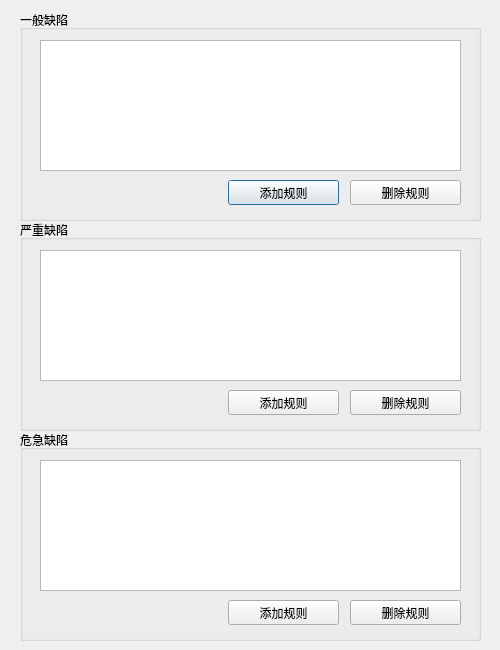
The window that scene3/s3_heat.ui (zxb852/Client) describes before a commit, drawn with Qt 5.
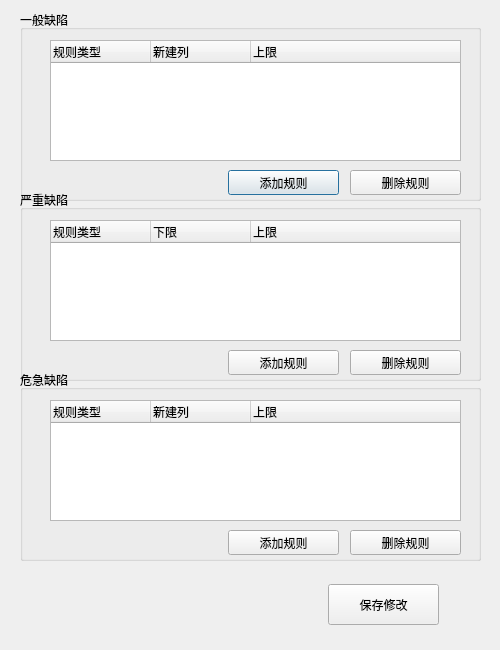
The same window after the commit. Icons and pictures are not drawn.

```diff
--- a/scene3/s3_heat.ui
+++ b/scene3/s3_heat.ui
@@ -19,27 +19,17 @@
      <x>20</x>
      <y>10</y>
      <width>461</width>
-     <height>211</height>
+     <height>191</height>
     </rect>
    </property>
    <property name="title">
     <string>一般缺陷</string>
    </property>
-   <widget class="QTreeView" name="treeView">
-    <property name="geometry">
-     <rect>
-      <x>20</x>
-      <y>30</y>
-      <width>421</width>
-      <height>131</height>
-     </rect>
-    </property>
-   </widget>
    <widget class="QPushButton" name="pushButton">
     <property name="geometry">
      <rect>
       <x>208</x>
-      <y>170</y>
+      <y>160</y>
       <width>111</width>
       <height>25</height>
      </rect>
@@ -56,7 +46,7 @@
     <property name="geometry">
      <rect>
       <x>330</x>
-      <y>170</y>
+      <y>160</y>
       <width>111</width>
       <height>25</height>
      </rect>
@@ -69,34 +59,49 @@
       <normaloff>../build-Client-Desktop_Qt_5_13_0_GCC_64bit-Release/icon/sub.jpg</normaloff>../build-Client-Desktop_Qt_5_13_0_GCC_64bit-Release/icon/sub.jpg</iconset>
     </property>
    </widget>
+   <widget class="QTreeWidget" name="treeWidget">
+    <property name="geometry">
+     <rect>
+      <x>30</x>
+      <y>30</y>
+      <width>411</width>
+      <height>121</height>
+     </rect>
+    </property>
+    <column>
+     <property name="text">
+      <string>规则类型</string>
+     </property>
+    </column>
+    <column>
+     <property name="text">
+      <string>新建列</string>
+     </property>
+    </column>
+    <column>
+     <property name="text">
+      <string>上限</string>
+     </property>
+    </column>
+   </widget>
   </widget>
   <widget class="QGroupBox" name="groupBox_2">
    <property name="geometry">
     <rect>
      <x>20</x>
-     <y>220</y>
+     <y>190</y>
      <width>461</width>
-     <height>211</height>
+     <height>191</height>
     </rect>
    </property>
    <property name="title">
     <string>严重缺陷</string>
    </property>
-   <widget class="QTreeView" name="treeView_2">
-    <property name="geometry">
-     <rect>
-      <x>20</x>
-      <y>30</y>
-      <width>421</width>
-      <height>131</height>
-     </rect>
-    </property>
-   </widget>
    <widget class="QPushButton" name="pushButton_3">
     <property name="geometry">
      <rect>
       <x>208</x>
-      <y>170</y>
+      <y>160</y>
       <width>111</width>
       <height>25</height>
      </rect>
@@ -113,7 +118,7 @@
     <property name="geometry">
      <rect>
       <x>330</x>
-      <y>170</y>
+      <y>160</y>
       <width>111</width>
       <height>25</height>
      </rect>
@@ -126,34 +131,49 @@
       <normaloff>../build-Client-Desktop_Qt_5_13_0_GCC_64bit-Release/icon/sub.jpg</normaloff>../build-Client-Desktop_Qt_5_13_0_GCC_64bit-Release/icon/sub.jpg</iconset>
     </property>
    </widget>
+   <widget class="QTreeWidget" name="treeWidget_2">
+    <property name="geometry">
+     <rect>
+      <x>30</x>
+      <y>30</y>
+      <width>411</width>
+      <height>121</height>
+     </rect>
+    </property>
+    <column>
+     <property name="text">
+      <string notr="true">规则类型</string>
+     </property>
+    </column>
+    <column>
+     <property name="text">
+      <string>下限</string>
+     </property>
+    </column>
+    <column>
+     <property name="text">
+      <string>上限</string>
+     </property>
+    </column>
+   </widget>
   </widget>
   <widget class="QGroupBox" name="groupBox_3">
    <property name="geometry">
     <rect>
      <x>20</x>
-     <y>430</y>
+     <y>370</y>
      <width>461</width>
-     <height>211</height>
+     <height>191</height>
     </rect>
    </property>
    <property name="title">
     <string>危急缺陷</string>
    </property>
-   <widget class="QTreeView" name="treeView_3">
-    <property name="geometry">
-     <rect>
-      <x>20</x>
-      <y>30</y>
-      <width>421</width>
-      <height>131</height>
-     </rect>
-    </property>
-   </widget>
    <widget class="QPushButton" name="pushButton_5">
     <property name="geometry">
      <rect>
       <x>208</x>
-      <y>170</y>
+      <y>160</y>
       <width>111</width>
       <height>25</height>
      </rect>
@@ -170,7 +190,7 @@
     <property name="geometry">
      <rect>
       <x>330</x>
-      <y>170</y>
+      <y>160</y>
       <width>111</width>
       <height>25</height>
      </rect>
@@ -183,6 +203,44 @@
       <normaloff>../build-Client-Desktop_Qt_5_13_0_GCC_64bit-Release/icon/sub.jpg</normaloff>../build-Client-Desktop_Qt_5_13_0_GCC_64bit-Release/icon/sub.jpg</iconset>
     </property>
    </widget>
+   <widget class="QTreeWidget" name="treeWidget_3">
+    <property name="geometry">
+     <rect>
+      <x>30</x>
+      <y>30</y>
+      <width>411</width>
+      <height>121</height>
+     </rect>
+    </property>
+    <column>
+     <property name="text">
+      <string notr="true">规则类型</string>
+     </property>
+    </column>
+    <column>
+     <property name="text">
+      <string>新建列</string>
+     </property>
+    </column>
+    <column>
+     <property name="text">
+      <string>上限</string>
+     </property>
+    </column>
+   </widget>
+  </widget>
+  <widget class="QPushButton" name="pushButton_7">
+   <property name="geometry">
+    <rect>
+     <x>328</x>
+     <y>584</y>
+     <width>111</width>
+     <height>41</height>
+    </rect>
+   </property>
+   <property name="text">
+    <string>保存修改</string>
+   </property>
   </widget>
  </widget>
  <resources/>
```
